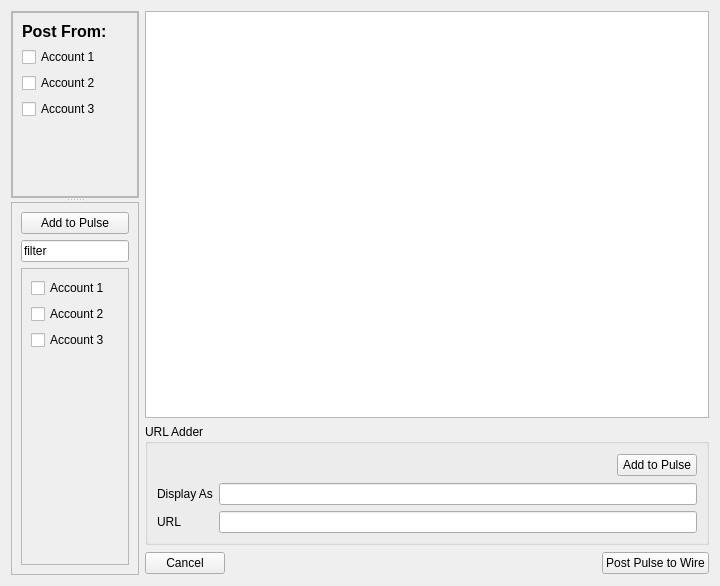
First picture: the form in retroshare-gui/src/gui/TheWire/PulseAddDialog.ui, repository RetroShare/RetroShare, before the edit.
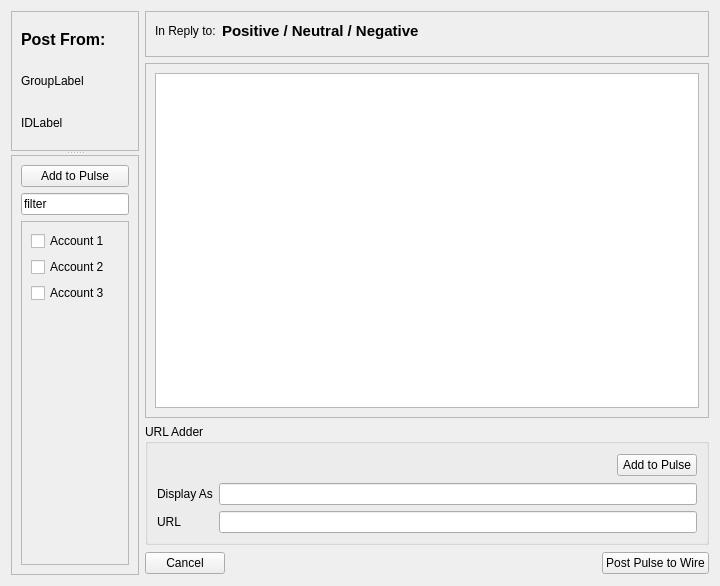
Second picture: the form after the edit. Custom widgets are drawn as their Qt base class.

What changed in the file:
```diff
--- a/retroshare-gui/src/gui/TheWire/PulseAddDialog.ui
+++ b/retroshare-gui/src/gui/TheWire/PulseAddDialog.ui
@@ -14,7 +14,151 @@
    <string/>
   </property>
   <layout class="QGridLayout" name="gridLayout_2">
-   <item row="0" column="0" rowspan="3">
+   <item row="0" column="1" colspan="3">
+    <widget class="QFrame" name="frame_2">
+     <property name="frameShape">
+      <enum>QFrame::StyledPanel</enum>
+     </property>
+     <property name="frameShadow">
+      <enum>QFrame::Raised</enum>
+     </property>
+     <layout class="QVBoxLayout" name="verticalLayout_3">
+      <item>
+       <layout class="QHBoxLayout" name="horizontalLayout">
+        <item>
+         <widget class="QLabel" name="label_4">
+          <property name="text">
+           <string>In Reply to:</string>
+          </property>
+         </widget>
+        </item>
+        <item>
+         <widget class="QLabel" name="label_5">
+          <property name="font">
+           <font>
+            <pointsize>11</pointsize>
+            <weight>75</weight>
+            <bold>true</bold>
+           </font>
+          </property>
+          <property name="text">
+           <string>Positive / Neutral / Negative</string>
+          </property>
+         </widget>
+        </item>
+        <item>
+         <spacer name="horizontalSpacer_3">
+          <property name="orientation">
+           <enum>Qt::Horizontal</enum>
+          </property>
+          <property name="sizeHint" stdset="0">
+           <size>
+            <width>238</width>
+            <height>20</height>
+           </size>
+          </property>
+         </spacer>
+        </item>
+       </layout>
+      </item>
+      <item>
+       <widget class="QWidget" name="widget_replyto" native="true"/>
+      </item>
+     </layout>
+    </widget>
+   </item>
+   <item row="1" column="1" colspan="3">
+    <widget class="QFrame" name="frame_3">
+     <property name="frameShape">
+      <enum>QFrame::StyledPanel</enum>
+     </property>
+     <property name="frameShadow">
+      <enum>QFrame::Raised</enum>
+     </property>
+     <layout class="QVBoxLayout" name="verticalLayout_5">
+      <item>
+       <widget class="QTextEdit" name="textEdit_Pulse"/>
+      </item>
+     </layout>
+    </widget>
+   </item>
+   <item row="2" column="1" colspan="3">
+    <widget class="QGroupBox" name="groupBox">
+     <property name="title">
+      <string>URL Adder</string>
+     </property>
+     <layout class="QGridLayout" name="gridLayout">
+      <item row="0" column="1">
+       <spacer name="horizontalSpacer">
+        <property name="orientation">
+         <enum>Qt::Horizontal</enum>
+        </property>
+        <property name="sizeHint" stdset="0">
+         <size>
+          <width>331</width>
+          <height>24</height>
+         </size>
+        </property>
+       </spacer>
+      </item>
+      <item row="0" column="2">
+       <widget class="QPushButton" name="pushButton_AddURL">
+        <property name="text">
+         <string>Add to Pulse</string>
+        </property>
+       </widget>
+      </item>
+      <item row="1" column="0">
+       <widget class="QLabel" name="label_3">
+        <property name="text">
+         <string>Display As</string>
+        </property>
+       </widget>
+      </item>
+      <item row="1" column="1" colspan="2">
+       <widget class="QLineEdit" name="lineEdit_2"/>
+      </item>
+      <item row="2" column="0">
+       <widget class="QLabel" name="label_2">
+        <property name="text">
+         <string>URL</string>
+        </property>
+       </widget>
+      </item>
+      <item row="2" column="1" colspan="2">
+       <widget class="QLineEdit" name="lineEdit"/>
+      </item>
+     </layout>
+    </widget>
+   </item>
+   <item row="3" column="1">
+    <widget class="QPushButton" name="pushButton_Cancel">
+     <property name="text">
+      <string>Cancel</string>
+     </property>
+    </widget>
+   </item>
+   <item row="3" column="2">
+    <spacer name="horizontalSpacer_2">
+     <property name="orientation">
+      <enum>Qt::Horizontal</enum>
+     </property>
+     <property name="sizeHint" stdset="0">
+      <size>
+       <width>298</width>
+       <height>24</height>
+      </size>
+     </property>
+    </spacer>
+   </item>
+   <item row="3" column="3">
+    <widget class="QPushButton" name="pushButton_Post">
+     <property name="text">
+      <string>Post Pulse to Wire</string>
+     </property>
+    </widget>
+   </item>
+   <item row="0" column="0" rowspan="4">
     <widget class="QSplitter" name="splitter">
      <property name="orientation">
       <enum>Qt::Vertical</enum>
@@ -32,84 +176,33 @@
       <property name="frameShadow">
        <enum>QFrame::Raised</enum>
       </property>
-      <layout class="QVBoxLayout" name="verticalLayout_5">
-       <property name="spacing">
-        <number>0</number>
-       </property>
-       <property name="margin">
-        <number>0</number>
-       </property>
+      <layout class="QVBoxLayout" name="verticalLayout_4">
        <item>
-        <widget class="QScrollArea" name="scrollArea_2">
-         <property name="sizePolicy">
-          <sizepolicy hsizetype="Expanding" vsizetype="Minimum">
-           <horstretch>0</horstretch>
-           <verstretch>0</verstretch>
-          </sizepolicy>
+        <widget class="QLabel" name="label">
+         <property name="font">
+          <font>
+           <pointsize>12</pointsize>
+           <weight>75</weight>
+           <bold>true</bold>
+          </font>
          </property>
-         <property name="widgetResizable">
-          <bool>true</bool>
+         <property name="text">
+          <string>Post From:</string>
          </property>
-         <widget class="QWidget" name="scrollAreaWidgetContents_2">
-          <property name="geometry">
-           <rect>
-            <x>0</x>
-            <y>0</y>
-            <width>156</width>
-            <height>184</height>
-           </rect>
-          </property>
-          <layout class="QVBoxLayout" name="verticalLayout_4">
-           <item>
-            <widget class="QLabel" name="label">
-             <property name="font">
-              <font>
-               <pointsize>12</pointsize>
-               <weight>75</weight>
-               <bold>true</bold>
-              </font>
-             </property>
-             <property name="text">
-              <string>Post From:</string>
-             </property>
-            </widget>
-           </item>
-           <item>
-            <widget class="QCheckBox" name="checkBox">
-             <property name="text">
-              <string>Account 1</string>
-             </property>
-            </widget>
-           </item>
-           <item>
-            <widget class="QCheckBox" name="checkBox_2">
-             <property name="text">
-              <string>Account 2</string>
-             </property>
-            </widget>
-           </item>
-           <item>
-            <widget class="QCheckBox" name="checkBox_3">
-             <property name="text">
-              <string>Account 3</string>
-             </property>
-            </widget>
-           </item>
-           <item>
-            <spacer name="verticalSpacer_2">
-             <property name="orientation">
-              <enum>Qt::Vertical</enum>
-             </property>
-             <property name="sizeHint" stdset="0">
-              <size>
-               <width>20</width>
-               <height>0</height>
-              </size>
-             </property>
-            </spacer>
-           </item>
-          </layout>
-         </widget>
+        </widget>
+       </item>
+       <item>
+        <widget class="QLabel" name="label_groupName">
+         <property name="text">
+          <string>GroupLabel</string>
+         </property>
+        </widget>
+       </item>
+       <item>
+        <widget class="GxsIdLabel" name="label_idName">
+         <property name="text">
+          <string>IDLabel</string>
+         </property>
         </widget>
        </item>
       </layout>
@@ -123,8 +216,8 @@
         <rect>
          <x>0</x>
          <y>0</y>
-         <width>158</width>
-         <height>372</height>
+         <width>150</width>
+         <height>423</height>
         </rect>
        </property>
        <layout class="QVBoxLayout" name="verticalLayout">
@@ -152,8 +245,8 @@
             <rect>
              <x>0</x>
              <y>0</y>
-             <width>138</width>
-             <height>286</height>
+             <width>130</width>
+             <height>341</height>
             </rect>
            </property>
            <layout class="QVBoxLayout" name="verticalLayout_2">
@@ -200,87 +293,15 @@
      </widget>
     </widget>
    </item>
-   <item row="0" column="1" colspan="3">
-    <widget class="QTextEdit" name="textEdit_Pulse"/>
-   </item>
-   <item row="1" column="1" colspan="3">
-    <widget class="QGroupBox" name="groupBox">
-     <property name="title">
-      <string>URL Adder</string>
-     </property>
-     <layout class="QGridLayout" name="gridLayout">
-      <item row="0" column="1">
-       <spacer name="horizontalSpacer">
-        <property name="orientation">
-         <enum>Qt::Horizontal</enum>
-        </property>
-        <property name="sizeHint" stdset="0">
-         <size>
-          <width>331</width>
-          <height>24</height>
-         </size>
-        </property>
-       </spacer>
-      </item>
-      <item row="0" column="2">
-       <widget class="QPushButton" name="pushButton_AddURL">
-        <property name="text">
-         <string>Add to Pulse</string>
-        </property>
-       </widget>
-      </item>
-      <item row="1" column="0">
-       <widget class="QLabel" name="label_3">
-        <property name="text">
-         <string>Display As</string>
-        </property>
-       </widget>
-      </item>
-      <item row="1" column="1" colspan="2">
-       <widget class="QLineEdit" name="lineEdit_2"/>
-      </item>
-      <item row="2" column="0">
-       <widget class="QLabel" name="label_2">
-        <property name="text">
-         <string>URL</string>
-        </property>
-       </widget>
-      </item>
-      <item row="2" column="1" colspan="2">
-       <widget class="QLineEdit" name="lineEdit"/>
-      </item>
-     </layout>
-    </widget>
-   </item>
-   <item row="2" column="1">
-    <widget class="QPushButton" name="pushButton_Cancel">
-     <property name="text">
-      <string>Cancel</string>
-     </property>
-    </widget>
-   </item>
-   <item row="2" column="2">
-    <spacer name="horizontalSpacer_2">
-     <property name="orientation">
-      <enum>Qt::Horizontal</enum>
-     </property>
-     <property name="sizeHint" stdset="0">
-      <size>
-       <width>298</width>
-       <height>24</height>
-      </size>
-     </property>
-    </spacer>
-   </item>
-   <item row="2" column="3">
-    <widget class="QPushButton" name="pushButton_Post">
-     <property name="text">
-      <string>Post Pulse to Wire</string>
-     </property>
-    </widget>
-   </item>
   </layout>
  </widget>
+ <customwidgets>
+  <customwidget>
+   <class>GxsIdLabel</class>
+   <extends>QLabel</extends>
+   <header>gui/gxs/GxsIdLabel.h</header>
+  </customwidget>
+ </customwidgets>
  <resources>
   <include location="../LinksCloud/images.qrc"/>
  </resources>
```
Left out of the diff: 2 changed lines with no effect on the pictures.
